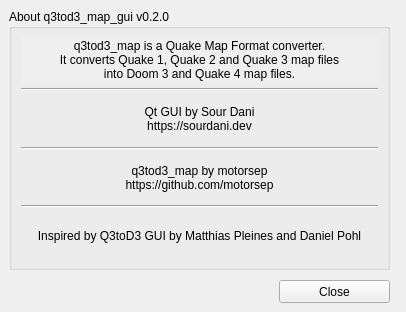
This is src/gui/about.ui in sour-dani/q3tod3_map as Qt 5 draws it before an edit. The edited form follows.
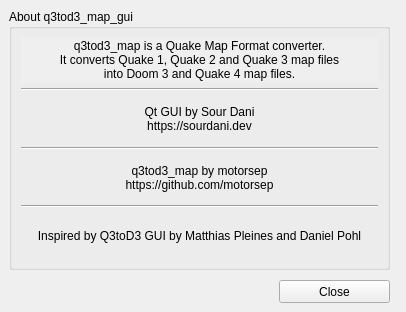
This is the edited form.

Diff of the .ui file:
```diff
--- a/src/gui/about.ui
+++ b/src/gui/about.ui
@@ -29,7 +29,7 @@
     </rect>
    </property>
    <property name="title">
-    <string>About q3tod3_map_gui v0.2.0</string>
+    <string>About q3tod3_map_gui</string>
    </property>
    <layout class="QVBoxLayout" name="verticalLayout_2">
     <item>
```
